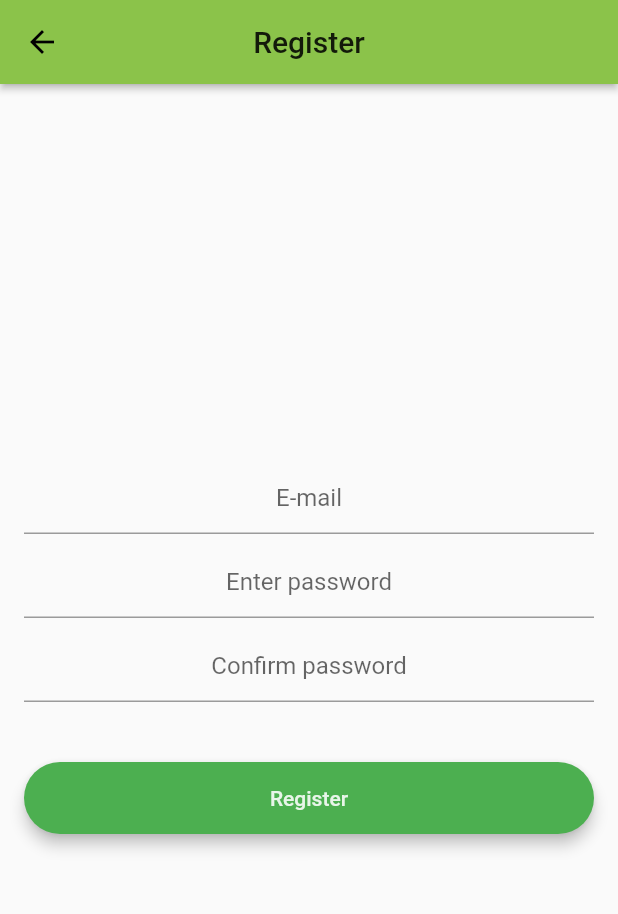
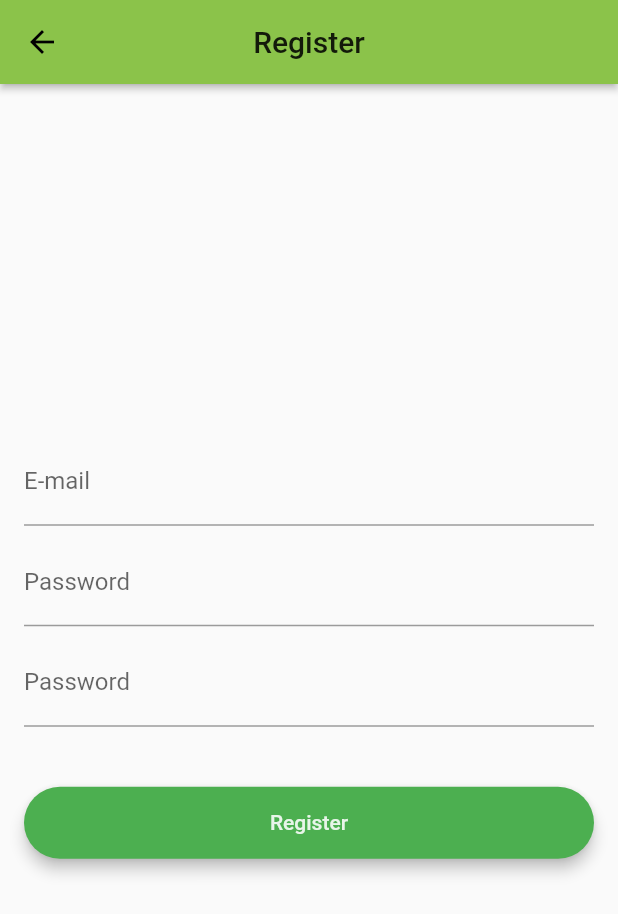
Before and after one commit to Detective-Khalifah/student_repository, a Flutter app: the RegistrationPage screen opened by its route, on a phone screen of 412 x 824 dp. Shown: the top 914 px of the screen. Run offline on Flutter 3.47's test engine with Material 2 defaults, Android fonts, the phone set to English and light mode, and no system bars.

Commit message:
Add labelText attribute to the decoration of {@link TextFormField}s in login_page.dart & registration_page.dart

```diff
--- a/lib/pages/registration_page.dart
+++ b/lib/pages/registration_page.dart
@@ -46,7 +46,8 @@ class _RegistrationPageState extends State<RegistrationPage> {
                   return null;
                 },
                 decoration: InputDecoration(
-                  hintText: 'E-mail',
+                  hintText: 'Enter E-mail',
+                  labelText: 'E-mail',
                 ),
               ),
               SizedBox(
@@ -63,7 +64,10 @@ class _RegistrationPageState extends State<RegistrationPage> {
                   p0 = value;
                   return null;
                 },
-                decoration: InputDecoration(hintText: 'Enter password'),
+                decoration: InputDecoration(
+                  hintText: 'Enter password',
+                  labelText: 'Password',
+                ),
               ),
               SizedBox(
                 height: 8.0,
@@ -79,7 +83,10 @@ class _RegistrationPageState extends State<RegistrationPage> {
                   p1 = value;
                   return p0 == p1 ? null : 'Passwords do not match!';
                 },
-                decoration: InputDecoration(hintText: 'Confirm password'),
+                decoration: InputDecoration(
+                  hintText: 'Confirm password',
+                  labelText: 'Password',
+                ),
               ),
               SizedBox(
                 height: 24.0,
```
Also changed, not shown: lib/pages/login_page.dart (+6 -2 lines).
